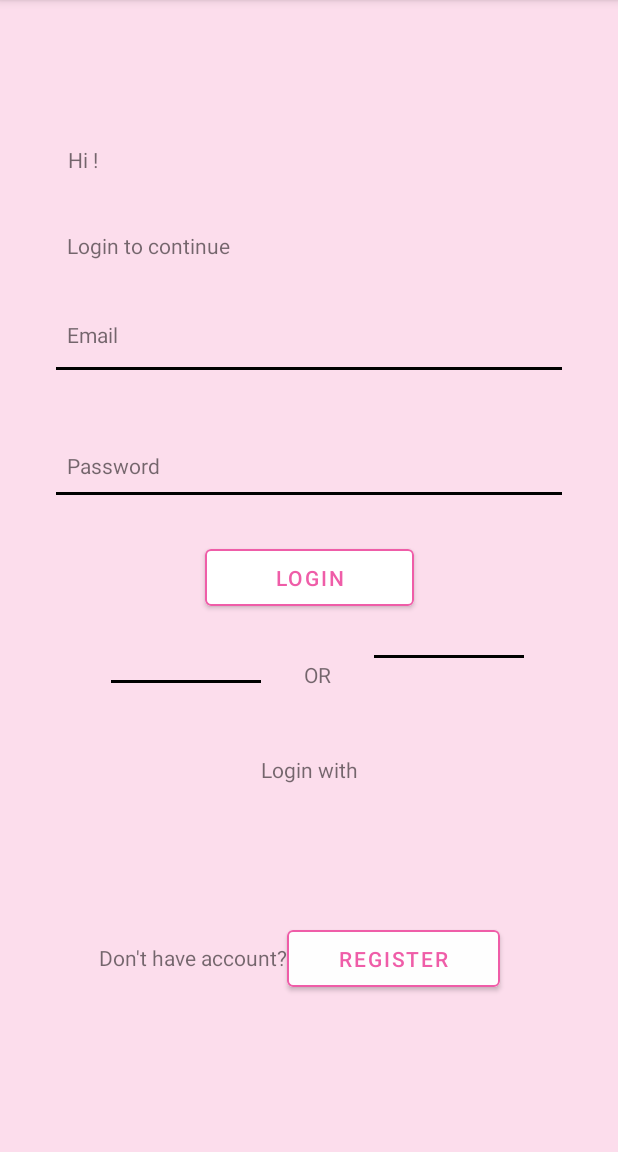
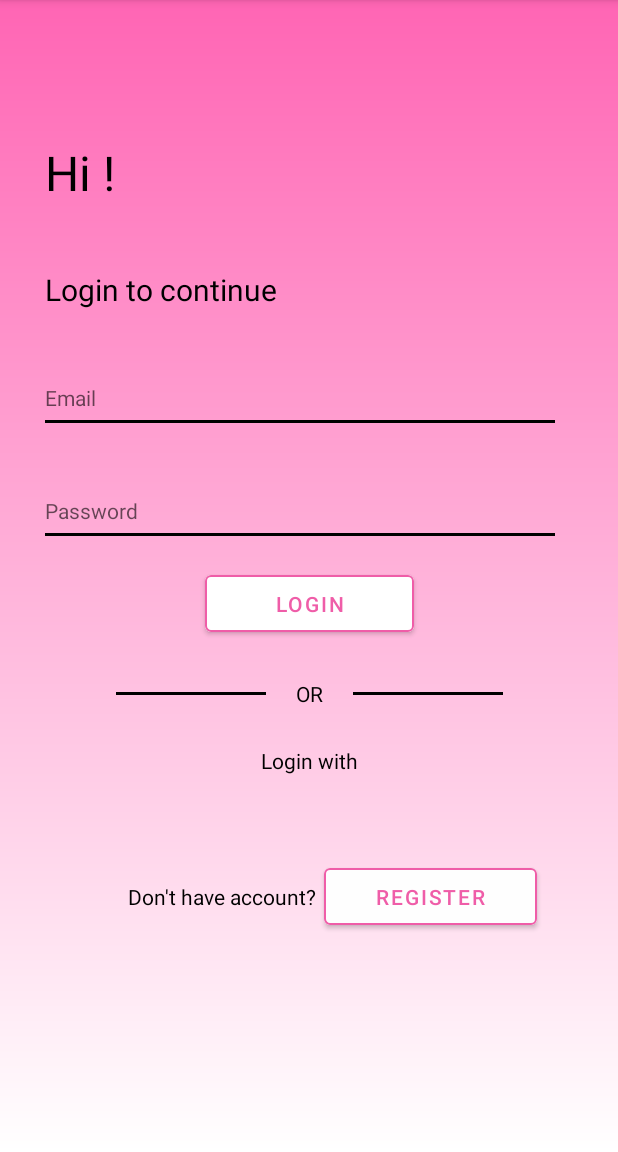
Before and after one commit to SpexID/Skintusiast, an Android app: the screen it shows after launch (Signin_Activity), on a phone screen of 412 x 824 dp, the part 84-1236 px from its top. Run offline under Robolectric (Android 15) with nearby library versions, the phone set to English and light mode, and no system bars.

Commit message:
signin layout revision

```diff
--- a/Skintusiast/app/src/main/res/layout/activity_signin.xml
+++ b/Skintusiast/app/src/main/res/layout/activity_signin.xml
@@ -4,107 +4,118 @@
     xmlns:tools="http://schemas.android.com/tools"
     android:layout_width="match_parent"
     android:layout_height="match_parent"
-    android:background="#FCDDEC"
+    android:background="@drawable/bg_style"
     tools:context=".Signin_Activity">
 
     <TextView
         android:id="@+id/textView"
         android:layout_width="wrap_content"
         android:layout_height="wrap_content"
-        android:layout_marginBottom="38dp"
+        android:layout_marginStart="30dp"
+        android:layout_marginTop="70dp"
+        android:layout_marginBottom="20dp"
         android:text="Hi !"
+        android:textColor="#000000"
+        android:textSize="32dp"
         app:layout_constraintBottom_toTopOf="@+id/textView2"
         app:layout_constraintEnd_toEndOf="parent"
-        app:layout_constraintHorizontal_bias="0.115"
+        app:layout_constraintHorizontal_bias="0.0"
         app:layout_constraintStart_toStartOf="parent"
-        app:layout_constraintTop_toTopOf="parent"
-        app:layout_constraintVertical_bias="1.0" />
+        app:layout_constraintTop_toTopOf="parent" />
 
     <TextView
         android:id="@+id/textView2"
         android:layout_width="wrap_content"
         android:layout_height="wrap_content"
-        android:layout_marginBottom="40dp"
+        android:layout_marginStart="30dp"
+        android:layout_marginBottom="20dp"
         android:text="Login to continue"
+        android:textColor="#000000"
+        android:textSize="20dp"
         app:layout_constraintBottom_toTopOf="@+id/textView3"
-        app:layout_constraintEnd_toEndOf="parent"
-        app:layout_constraintHorizontal_bias="0.148"
         app:layout_constraintStart_toStartOf="parent" />
 
     <TextView
         android:id="@+id/textView3"
-        android:layout_width="wrap_content"
-        android:layout_height="wrap_content"
-        android:layout_marginBottom="12dp"
-        android:text="Email"
+        android:layout_width="340dp"
+        android:layout_height="48dp"
+        android:layout_marginStart="30dp"
+        android:layout_marginBottom="5dp"
+        android:gravity="bottom"
+        android:hint="Email"
+        android:inputType="textEmailAddress"
+        android:textColor="#000000"
+        android:textSize="14sp"
         app:layout_constraintBottom_toTopOf="@+id/textView7"
-        app:layout_constraintEnd_toEndOf="parent"
-        app:layout_constraintHorizontal_bias="0.119"
         app:layout_constraintStart_toStartOf="parent" />
 
     <TextView
         android:id="@+id/textView7"
-        android:layout_width="337dp"
+        android:layout_width="340dp"
         android:layout_height="2dp"
-        android:layout_marginBottom="54dp"
+        android:layout_marginStart="30dp"
+        android:layout_marginBottom="20dp"
         android:background="#000000"
         app:layout_constraintBottom_toTopOf="@+id/textView4"
         app:layout_constraintEnd_toEndOf="parent"
+        app:layout_constraintHorizontal_bias="0.0"
         app:layout_constraintStart_toStartOf="parent" />
 
     <TextView
         android:id="@+id/textView8"
-        android:layout_width="337dp"
+        android:layout_width="340dp"
         android:layout_height="2dp"
-        android:layout_marginBottom="30dp"
+        android:layout_marginStart="30dp"
+        android:layout_marginBottom="20dp"
         android:background="#000000"
         app:layout_constraintBottom_toTopOf="@+id/btnregiscamera"
         app:layout_constraintEnd_toEndOf="parent"
+        app:layout_constraintHorizontal_bias="0.0"
         app:layout_constraintStart_toStartOf="parent" />
 
     <TextView
         android:id="@+id/textView10"
         android:layout_width="100dp"
         android:layout_height="2dp"
-        android:layout_marginBottom="48dp"
+        android:layout_marginEnd="20dp"
         android:background="#000000"
         app:layout_constraintBottom_toTopOf="@+id/textView5"
-        app:layout_constraintEnd_toStartOf="@+id/textView11"
-        app:layout_constraintHorizontal_bias="0.496"
-        app:layout_constraintStart_toStartOf="parent" />
+        app:layout_constraintEnd_toStartOf="@+id/textView9"
+        app:layout_constraintTop_toBottomOf="@+id/btnregiscamera" />
 
     <TextView
         android:id="@+id/textView11"
         android:layout_width="100dp"
         android:layout_height="2dp"
+        android:layout_marginStart="20dp"
         android:background="#000000"
-        app:layout_constraintBottom_toBottomOf="parent"
-        app:layout_constraintEnd_toEndOf="parent"
-        app:layout_constraintHorizontal_bias="0.8"
-        app:layout_constraintStart_toStartOf="parent"
-        app:layout_constraintTop_toTopOf="parent"
-        app:layout_constraintVertical_bias="0.57" />
+        app:layout_constraintBottom_toTopOf="@+id/textView5"
+        app:layout_constraintStart_toEndOf="@+id/textView9"
+        app:layout_constraintTop_toBottomOf="@+id/btnregiscamera" />
 
     <TextView
         android:id="@+id/textView4"
-        android:layout_width="wrap_content"
-        android:layout_height="wrap_content"
-        android:layout_marginBottom="8dp"
-        android:text="Password"
+        android:layout_width="340dp"
+        android:layout_height="48dp"
+        android:layout_marginStart="30dp"
+        android:layout_marginBottom="5dp"
+        android:gravity="bottom"
+        android:hint="Password"
+        android:inputType="textPassword"
+        android:textAlignment="textStart"
+        android:textColor="#000000"
+        android:textSize="14sp"
         app:layout_constraintBottom_toTopOf="@+id/textView8"
-        app:layout_constraintEnd_toEndOf="parent"
-        app:layout_constraintHorizontal_bias="0.128"
         app:layout_constraintStart_toStartOf="parent" />
 
     <TextView
         android:id="@+id/textView5"
         android:layout_width="wrap_content"
         android:layout_height="wrap_content"
-        android:layout_marginStart="174dp"
-        android:layout_marginEnd="173dp"
-        android:layout_marginBottom="106dp"
+        android:layout_marginBottom="56dp"
         android:text="Login with"
-        app:layout_constraintBottom_toTopOf="@+id/textView6"
+        android:textColor="#000000"
+        app:layout_constraintBottom_toTopOf="@+id/btnregister"
         app:layout_constraintEnd_toEndOf="parent"
         app:layout_constraintStart_toStartOf="parent" />
 
@@ -112,32 +123,34 @@
         android:id="@+id/textView9"
         android:layout_width="wrap_content"
         android:layout_height="wrap_content"
-        android:layout_marginBottom="44dp"
         android:text="OR"
+        android:textColor="#000000"
         app:layout_constraintBottom_toTopOf="@+id/textView5"
-        app:layout_constraintEnd_toStartOf="@+id/textView11"
-        app:layout_constraintStart_toEndOf="@+id/textView10" />
+        app:layout_constraintEnd_toEndOf="parent"
+        app:layout_constraintStart_toStartOf="parent"
+        app:layout_constraintTop_toBottomOf="@+id/btnregiscamera" />
 
     <TextView
         android:id="@+id/textView6"
         android:layout_width="wrap_content"
         android:layout_height="wrap_content"
-        android:layout_marginBottom="120dp"
+        android:layout_marginEnd="5dp"
+        android:layout_marginBottom="70dp"
         android:text="Don't have account?"
+        android:textColor="#000000"
         app:layout_constraintBottom_toBottomOf="parent"
         app:layout_constraintEnd_toStartOf="@+id/btnregister"
-        app:layout_constraintHorizontal_bias="1.0"
-        app:layout_constraintStart_toStartOf="parent" />
+        app:layout_constraintTop_toTopOf="@+id/textView5" />
 
     <Button
         android:id="@+id/btnregiscamera"
         android:layout_width="139dp"
         android:layout_height="50dp"
-        android:layout_marginBottom="30dp"
+        android:layout_marginBottom="70dp"
         android:backgroundTint="#FFFFFF"
         android:text="Login"
         android:textColor="#EF5DA8"
-        app:layout_constraintBottom_toTopOf="@+id/textView9"
+        app:layout_constraintBottom_toTopOf="@+id/textView5"
         app:layout_constraintEnd_toEndOf="parent"
         app:layout_constraintStart_toStartOf="parent"
         app:strokeColor="#EF5DA8"
@@ -148,15 +161,16 @@
         android:id="@+id/btnregister"
         android:layout_width="142dp"
         android:layout_height="50dp"
-        android:layout_marginBottom="104dp"
+        android:layout_marginEnd="54dp"
+        android:layout_marginBottom="70dp"
         android:backgroundTint="#FEFEFE"
         android:text="Register"
         android:textColor="#EF5DA8"
         app:layout_constraintBottom_toBottomOf="parent"
         app:layout_constraintEnd_toEndOf="parent"
-        app:layout_constraintHorizontal_bias="0.709"
-        app:layout_constraintStart_toStartOf="parent"
+        app:layout_constraintTop_toTopOf="@+id/textView5"
         app:strokeColor="#EF5DA8"
         app:strokeWidth="1dp"
         tools:cornerRadius="20dp" />
+
 </androidx.constraintlayout.widget.ConstraintLayout>
```
